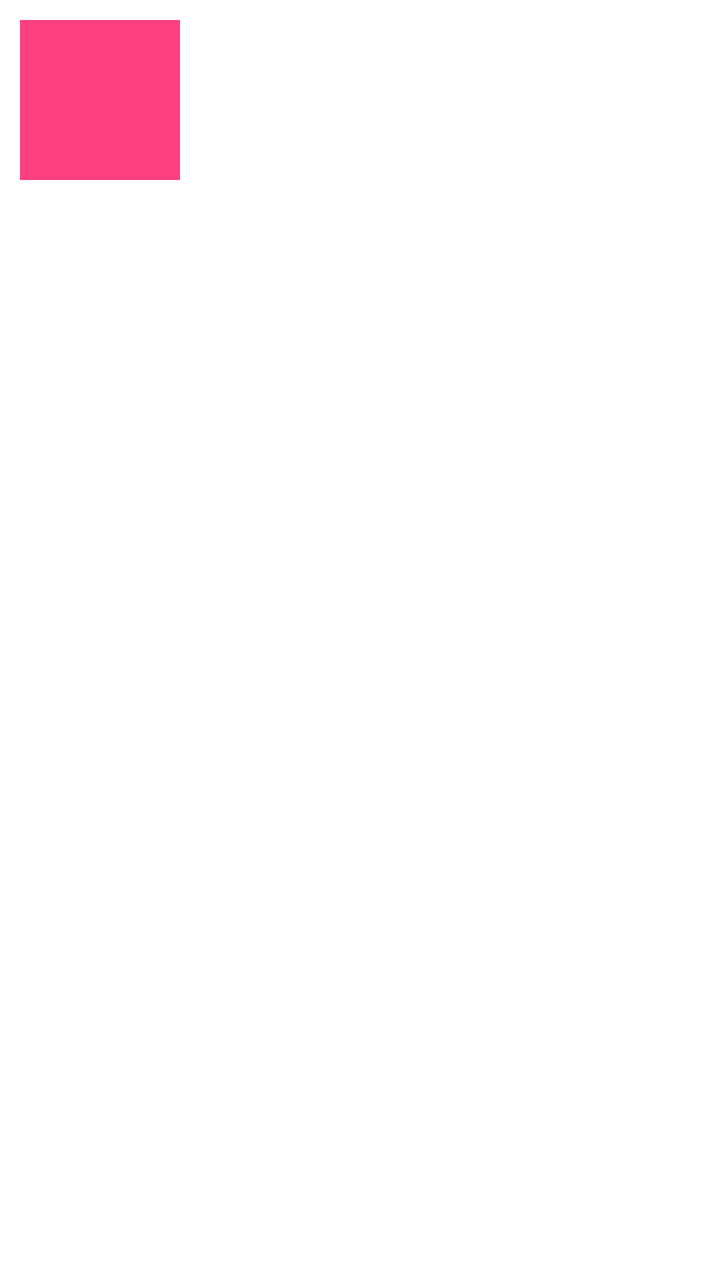
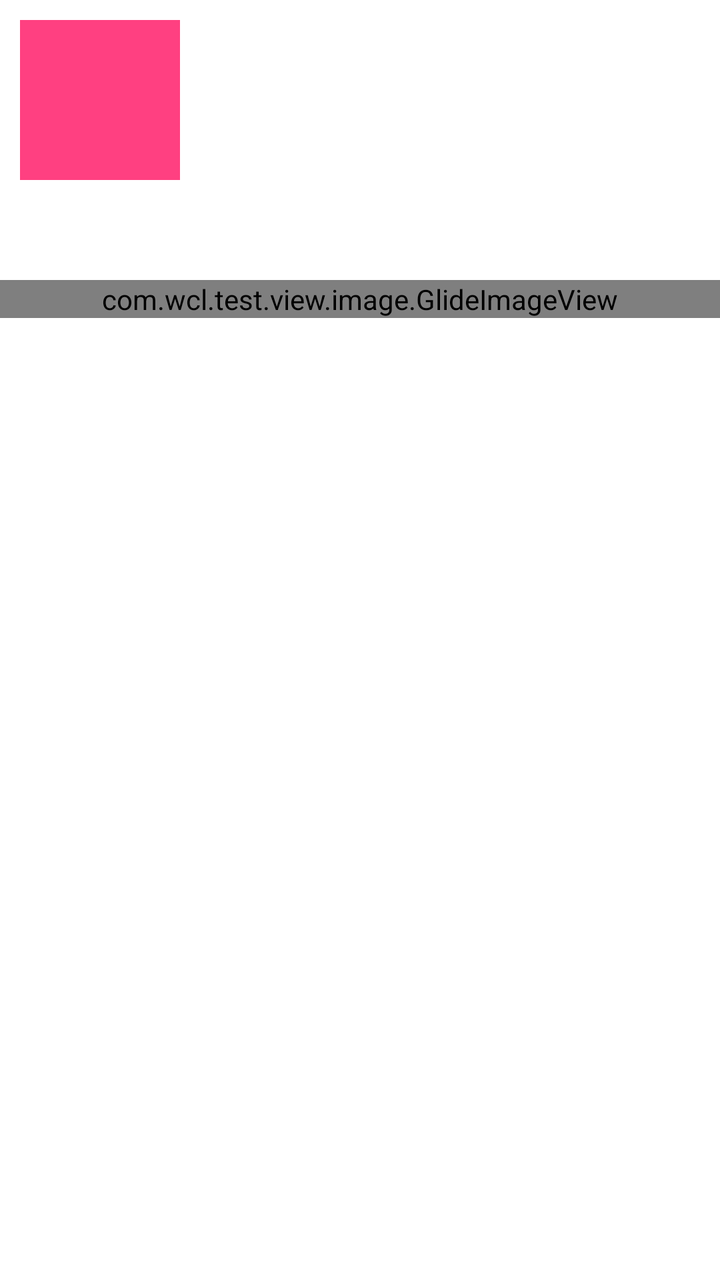

Before-and-after screenshots of an Android layout around one commit, followed by the original layout XML and the change that was made.
<!-- AndroidManifest.xml: application theme AppBaseTheme -->
<!-- res/layout/main_first_frag_layout.xml -->
<?xml version="1.0" encoding="utf-8"?>
<RelativeLayout xmlns:android="http://schemas.android.com/apk/res/android"
    xmlns:app="http://schemas.android.com/apk/res-auto"
    xmlns:tools="http://schemas.android.com/tools"
    android:id="@+id/constraintLayout"
    android:layout_width="match_parent"
    android:layout_height="match_parent">

    <View
        android:id="@+id/view_left"
        android:layout_width="80dp"
        android:layout_height="80dp"
        android:layout_marginStart="10dp"
        android:layout_marginTop="10dp"
        android:background="@color/colorAccent" />

    <com.wcl.test.view.image.GlideImageView
        android:id="@+id/image2"
        android:layout_width="match_parent"
        android:layout_height="0dp"
        android:layout_marginTop="140dp"
        app:riv_aspect_ratio="1.5"
        app:riv_border_color="@color/test_color_4"
        app:riv_border_width="1dp"
        app:riv_corner_radius="10dp"
        app:riv_oval="false"
        app:riv_solid_color="@color/pink_color"
        tools:layout_height="100dp" />

</RelativeLayout>
<!-- resources referenced by this layout -->
<resources>
  <color name="colorAccent">#FF4081</color>
  <color name="pink_color">#ff3a71</color>
  <color name="test_color_4">#00FA9A</color>
  <style name="AppBaseTheme" parent="Theme.MaterialComponents.DayNight.NoActionBar">
          <item name="android:windowNoTitle">true</item>
          <item name="android:windowContentOverlay">@null</item>
          <item name="android:forceDarkAllowed" tools:targetApi="q">false</item>
          <item name="android:configChanges">fontScale|orientation|keyboardHidden|locale|navigation|screenSize|uiMode|layoutDirection</item>
          <item name="android:screenOrientation">portrait</item>
      </style>
</resources>

<!-- the commit's change to res/layout/main_first_frag_layout.xml (unified diff, before → after) -->
@@ -17,7 +17,7 @@
     <com.wcl.test.view.image.GlideImageView
         android:id="@+id/image2"
         android:layout_width="match_parent"
-        android:layout_height="0dp"
+        android:layout_height="wrap_content"
         android:layout_marginTop="140dp"
         app:riv_aspect_ratio="1.5"
         app:riv_border_color="@color/test_color_4"
